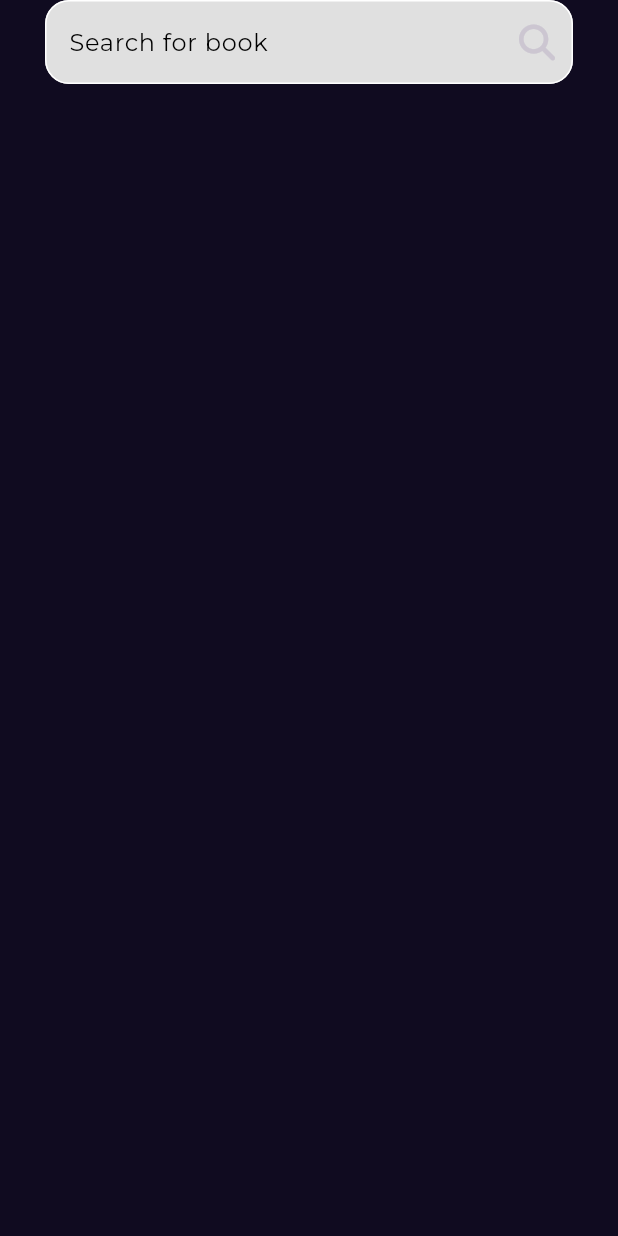
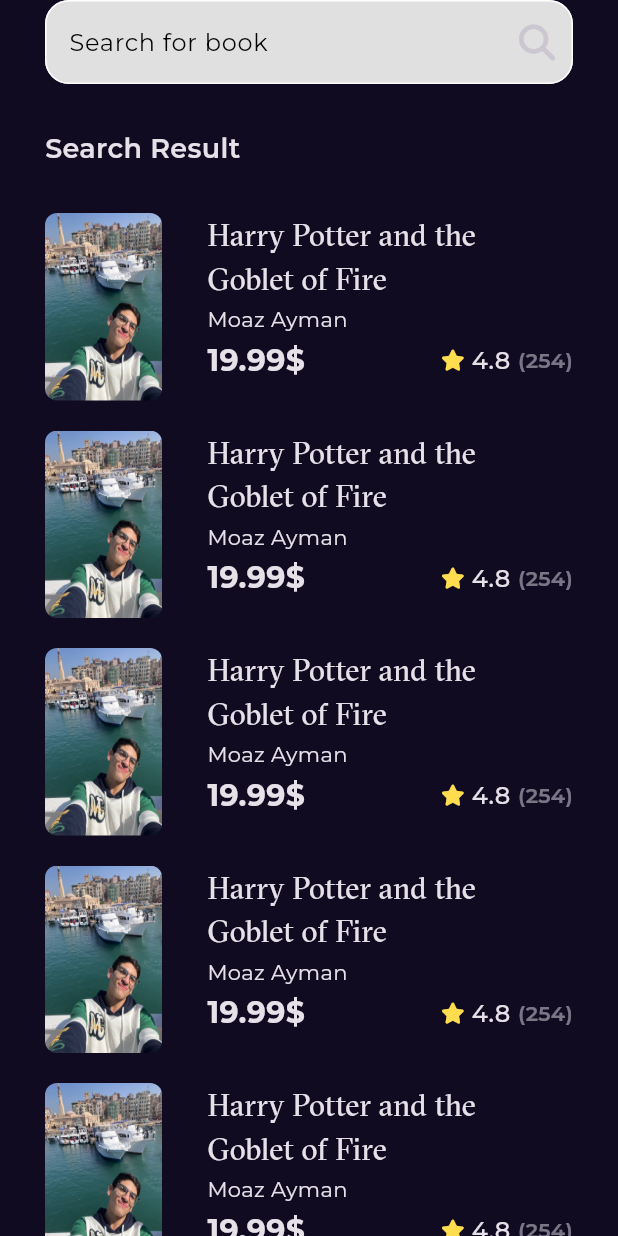
Before and after one commit to moaz-abdeltawab92/bookly_app, a Flutter app: the screen it shows after launch, after a tap on an icon or button, on a phone screen of 412 x 824 dp. Run offline on Flutter 3.47's test engine with Material 3 defaults, Android fonts, the phone set to English and light mode, and no system bars; our stand-ins replace font_awesome_flutter, go_router, google_fonts.

Commit message:
search view done

```diff
--- a/lib/features/home/presentation/widgets/best_seller_list_view.dart
+++ b/lib/features/home/presentation/widgets/best_seller_list_view.dart
@@ -16,7 +16,7 @@ class BestSellerListView extends StatelessWidget {
           padding: EdgeInsets.symmetric(
             vertical: 10.0,
           ),
-          child: BestSellerListViewItem(),
+          child: BookListViewItem(),
         );
       },
     );
--- a/lib/features/home/presentation/widgets/best_seller_list_view_item.dart
+++ b/lib/features/home/presentation/widgets/best_seller_list_view_item.dart
@@ -7,8 +7,8 @@ import '../../../../constants.dart';
 import '../../../../core/utils/app_router.dart';
 import '../../../../core/utils/styles.dart';
 
-class BestSellerListViewItem extends StatelessWidget {
-  const BestSellerListViewItem({super.key});
+class BookListViewItem extends StatelessWidget {
+  const BookListViewItem({super.key});
 
   @override
   Widget build(BuildContext context) {
--- a/lib/features/search/presentation/views/widgets/search_view_body.dart
+++ b/lib/features/search/presentation/views/widgets/search_view_body.dart
@@ -1,5 +1,8 @@
 import 'package:bookly_app/features/search/presentation/views/widgets/custom_text_field_search.dart';
 import 'package:flutter/material.dart';
+
+import '../../../../../core/utils/styles.dart';
+import '../../../../home/presentation/widgets/best_seller_list_view_item.dart';
 
 class SearchViewBody extends StatelessWidget {
   const SearchViewBody({super.key});
@@ -9,13 +12,43 @@ class SearchViewBody extends StatelessWidget {
     return const Padding(
       padding: EdgeInsets.symmetric(horizontal: 30),
       child: Column(
+        crossAxisAlignment: CrossAxisAlignment.start,
         children: [
           CustomSearchTextField(),
           SizedBox(
             height: 30,
           ),
+          Text(
+            "Search Result",
+            style: Styles.textStyle18,
+          ),
+          SizedBox(
+            height: 20,
+          ),
+          Expanded(child: SearchResultListView()),
         ],
       ),
     );
   }
 }
+
+class SearchResultListView extends StatelessWidget {
+  const SearchResultListView({super.key});
+
+  @override
+  Widget build(BuildContext context) {
+    return ListView.builder(
+      padding: EdgeInsets.zero,
+      itemCount: 10,
+      scrollDirection: Axis.vertical,
+      itemBuilder: (context, index) {
+        return const Padding(
+          padding: EdgeInsets.symmetric(
+            vertical: 10.0,
+          ),
+          child: BookListViewItem(),
+        );
+      },
+    );
+  }
+}
```
